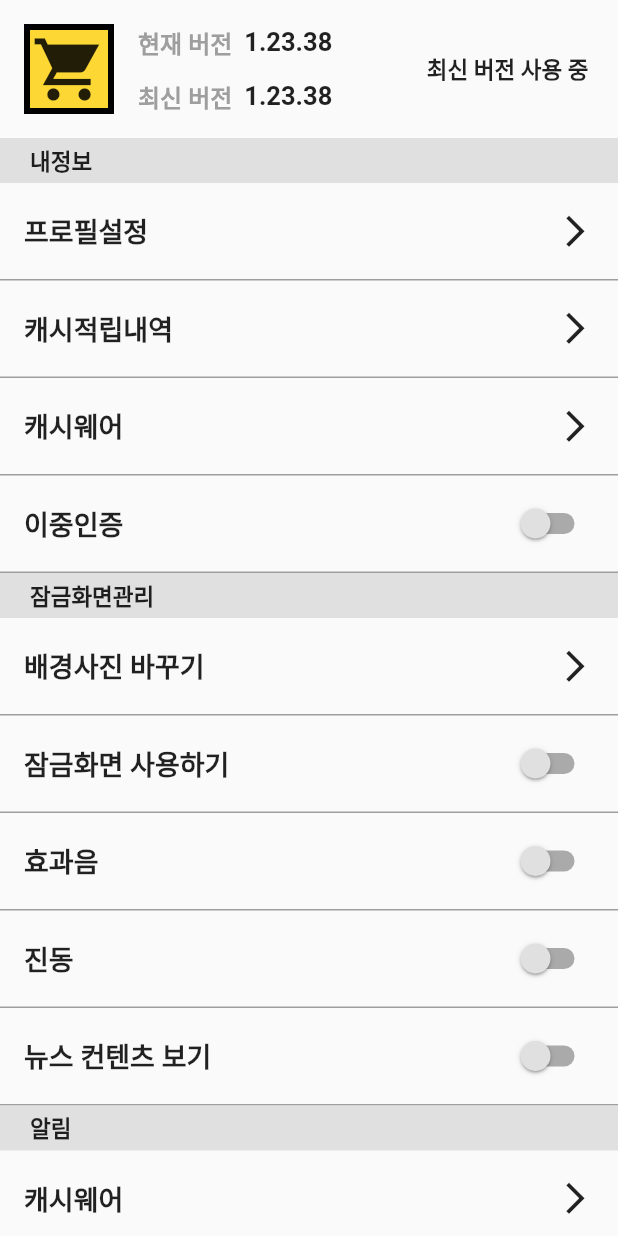
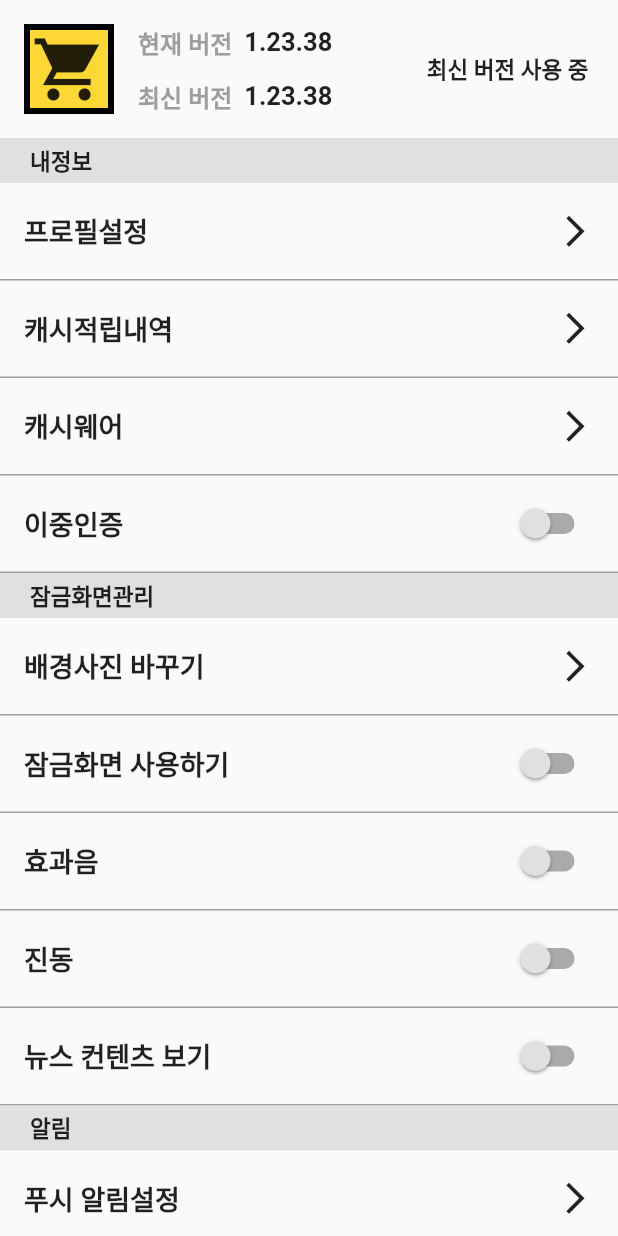
Before and after one commit to chihyeonwon/pedometer, a Flutter app: the SettingScreen screen opened directly, on a phone screen of 412 x 824 dp. Run offline on Flutter 3.47's test engine with Material 2 defaults, Android fonts, the phone set to English and light mode, and no system bars; our stand-ins replace carousel_slider.

Commit message:
SettingScreen Middle 알림 위젯 구현

```diff
--- a/lib/Screen/setting_screen.dart
+++ b/lib/Screen/setting_screen.dart
@@ -489,7 +489,7 @@ class _MiddleState extends State<Middle> {
               ],
             ),
             InkWell(
-              onTap: () {}, // 캐시웨어 페이지로 이동
+              onTap: () {}, // 푸시 알림설정 페이지로 이동
               child: Ink(
                   height: 65.0,
                   decoration: BoxDecoration(
@@ -502,7 +502,7 @@ class _MiddleState extends State<Middle> {
                     children: [
                       Padding(
                         padding: const EdgeInsets.only(left: 16.0),
-                        child: Text('캐시웨어',
+                        child: Text('푸시 알림설정',
                             style: TextStyle(
                               fontSize: 18.0,
                               fontWeight: FontWeight.bold,
```
